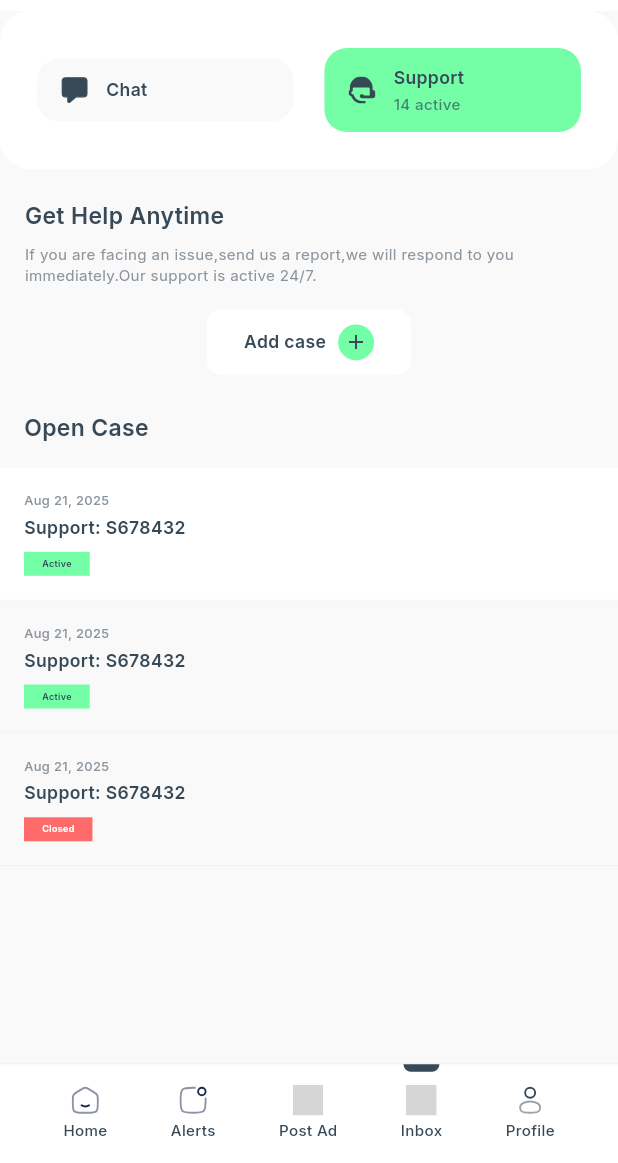
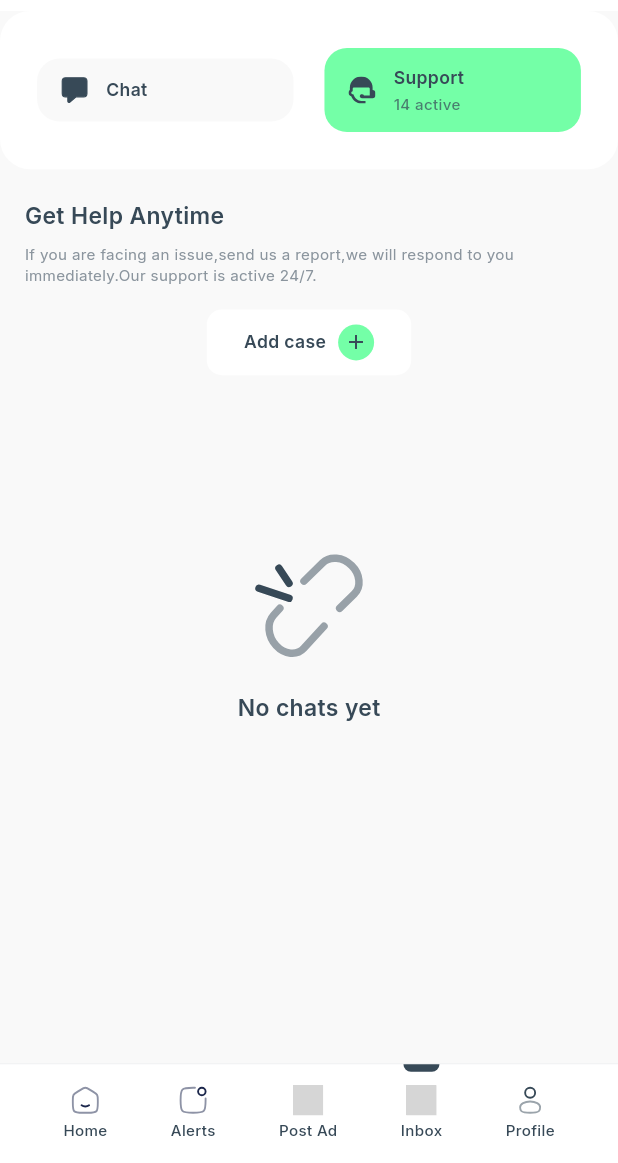
Before and after one commit to danielagblo/oysloenatendpointadded, a Flutter app: the InboxScreen screen opened by its route, after a tap on "Support", on a phone screen of 412 x 824 dp, the part 73-1236 px from its top. Run offline on Flutter 3.47's test engine with Material 3 defaults, Android fonts, the light colour scheme and no system bars; our stand-ins replace dio, equatable, flutter_bloc, flutter_slidable, flutter_svg, fpdart and 11 more; accounts and stored records are empty; network calls fail; grey boxes are pictures that could not be loaded.

Commit message:
`Added isSupport field to ChatRoomEntity and updated related code to handle support chats`

```diff
--- a/Oysloeupgrade-Frontend/lib/features/dashboard/data/models/chat_models.dart
+++ b/Oysloeupgrade-Frontend/lib/features/dashboard/data/models/chat_models.dart
@@ -10,6 +10,7 @@ class ChatRoomModel extends ChatRoomEntity {
     super.lastMessage,
     super.lastMessageAt,
     super.unreadCount,
+    super.isSupport,
   });
 
   factory ChatRoomModel.fromJson(Map<String, dynamic> json) {
@@ -25,6 +26,8 @@ class ChatRoomModel extends ChatRoomEntity {
       unreadCount: json['unread_count'] is int
           ? json['unread_count'] as int
           : int.tryParse('${json['unread_count']}') ?? 0,
+      isSupport: json['is_support'] == true ||
+          (json['kind']?.toString().toLowerCase() == 'support'),
     );
   }
 }
--- a/Oysloeupgrade-Frontend/lib/features/dashboard/domain/entities/chat_room_entity.dart
+++ b/Oysloeupgrade-Frontend/lib/features/dashboard/domain/entities/chat_room_entity.dart
@@ -7,6 +7,7 @@ class ChatRoomEntity {
     this.lastMessage,
     this.lastMessageAt,
     this.unreadCount = 0,
+    this.isSupport = false,
   });
 
   final String id;
@@ -16,4 +17,5 @@ class ChatRoomEntity {
   final String? lastMessage;
   final DateTime? lastMessageAt;
   final int unreadCount;
+  final bool isSupport;
 }
--- a/Oysloeupgrade-Frontend/lib/features/dashboard/presentation/pages/inbox_screen.dart
+++ b/Oysloeupgrade-Frontend/lib/features/dashboard/presentation/pages/inbox_screen.dart
@@ -158,12 +158,15 @@ class _InboxScreenState extends State<InboxScreen> {
       );
     }
 
-    if (state.rooms.isEmpty) {
+    final List<ChatRoomEntity> userRooms =
+        state.rooms.where((ChatRoomEntity r) => !r.isSupport).toList();
+
+    if (userRooms.isEmpty) {
       return _buildEmptyState();
     }
 
     return Column(
-      children: state.rooms
+      children: userRooms
           .map<Widget>(
             (ChatRoomEntity room) => _buildChatItem(
               chatId: room.id,
@@ -180,6 +183,12 @@ class _InboxScreenState extends State<InboxScreen> {
   }
 
   Widget _buildSupportTab() {
+    return BlocBuilder<ChatListCubit, ChatListState>(
+      builder: (context, state) {
+        final List<ChatRoomEntity> supportRooms = state.rooms
+            .where((ChatRoomEntity r) => r.isSupport)
+            .toList();
+
         return Column(
       crossAxisAlignment: CrossAxisAlignment.start,
       children: [
@@ -245,10 +254,14 @@ class _InboxScreenState extends State<InboxScreen> {
             ),
           ),
         ),
+        if (supportRooms.isEmpty) ...[
+          SizedBox(height: 4.h),
+          _buildEmptyState(),
+        ] else ...[
           Padding(
             padding: EdgeInsets.only(left: 16, right: 16, top: 3.h),
             child: Text(
-            'Open Case',
+              'Support chats',
               style: AppTypography.body.copyWith(
                 fontSize: 16.sp,
                 fontWeight: FontWeight.w600,
@@ -257,42 +270,25 @@ class _InboxScreenState extends State<InboxScreen> {
             ),
           ),
           SizedBox(height: 16),
-        _buildSupportCases(),
+          Column(
+            children: supportRooms
+                .map<Widget>(
+                  (ChatRoomEntity room) => _buildChatItem(
+                    chatId: room.id,
+                    name: room.otherUserName,
+                    message: room.lastMessage ?? 'Support message',
+                    time: _formatChatTime(room.lastMessageAt),
+                    avatar: room.otherUserAvatar ?? '',
+                    isUnread: room.unreadCount > 0,
+                    isClosed: false,
+                  ),
+                )
+                .toList(),
+          ),
+        ],
       ],
     );
-  }
-
-  Widget _buildSupportCases() {
-    // bool hasCases = true;
-
-    // if (!hasCases) {
-    //   return _buildEmptyState();
-    // }
-
-    return Column(
-      children: [
-        _buildSupportCase(
-          date: 'Aug 21, 2025',
-          caseId: 'Support: S678432',
-          status: 'Active',
-          statusColor: AppColors.primary,
-          isUnread: true,
-        ),
-        _buildSupportCase(
-          date: 'Aug 21, 2025',
-          caseId: 'Support: S678432',
-          status: 'Active',
-          statusColor: AppColors.primary,
-          isUnread: false,
-        ),
-        _buildSupportCase(
-          date: 'Aug 21, 2025',
-          caseId: 'Support: S678432',
-          status: 'Closed',
-          statusColor: AppColors.redFF6B6B,
-          isUnread: false,
-        ),
-      ],
+      },
     );
   }
 
```
Lines whose indentation alone changed are shown as unchanged.
